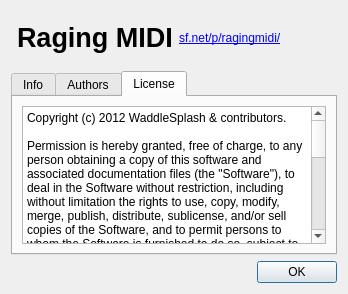
This is src/Gui/Dialogs/AboutDlg.ui in waddlesplash/ragingmidi as Qt 5 draws it before an edit. The edited form follows.
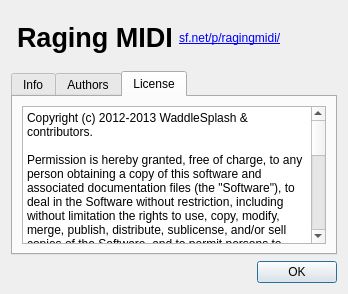
This is the edited form. The open tabs and pages were chosen to show the change. Icons and pictures are not drawn.

Commit message: Happy New Year! (bump copyright dates)

```diff
--- a/src/Gui/Dialogs/AboutDlg.ui
+++ b/src/Gui/Dialogs/AboutDlg.ui
@@ -205,7 +205,7 @@
           <bool>true</bool>
          </property>
          <property name="plainText">
-          <string notr="true">Copyright (c) 2012 WaddleSplash &amp; contributors.
+          <string notr="true">Copyright (c) 2012-2013 WaddleSplash &amp; contributors.
 
 Permission is hereby granted, free of charge, to any person obtaining a copy of this software and associated documentation files (the &quot;Software&quot;), to deal in the Software without restriction, including without limitation the rights to use, copy, modify, merge, publish, distribute, sublicense, and/or sell copies of the Software, and to permit persons to whom the Software is furnished to do so, subject to the following conditions:
 
```
Left out of the diff: 3 changed lines with no effect on the pictures. The commit also changes 26 other files.
